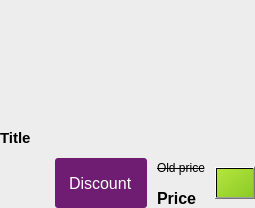
Before: the Qt Designer form widgets/storegridtile.ui in pamugk/nebulae-qt, drawn with Qt 5.
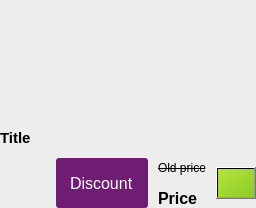
After: the same form once the commit is applied. Icons and pictures are not drawn.

The edit to the form file:
```diff
--- a/widgets/storegridtile.ui
+++ b/widgets/storegridtile.ui
@@ -6,7 +6,7 @@
    <rect>
     <x>0</x>
     <y>0</y>
-    <width>255</width>
+    <width>256</width>
     <height>208</height>
    </rect>
   </property>
```
Left out of the diff: 3 changed lines with no effect on the pictures.
